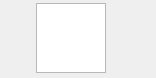
Old version of the form src/MEGASync/stalled_issues/gui/linux/StalledIssueActionTitle.ui in the repository meganz/MEGAsync.
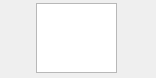
New version of the form. Custom widgets are drawn as their Qt base class.

Commit message: Minor fixes: 1) Child delegates sizes fixed 2) When checking "similar issues", check if these issues are exactly the same

```diff
--- a/src/MEGASync/stalled_issues/gui/linux/StalledIssueActionTitle.ui
+++ b/src/MEGASync/stalled_issues/gui/linux/StalledIssueActionTitle.ui
@@ -7,7 +7,7 @@
     <x>0</x>
     <y>0</y>
     <width>156</width>
-    <height>58</height>
+    <height>78</height>
    </rect>
   </property>
   <property name="sizePolicy">
@@ -173,7 +173,7 @@
            <property name="styleSheet">
             <string notr="true"/>
            </property>
-           <layout class="QHBoxLayout" name="horizontalLayout_3" stretch="1,0,1">
+           <layout class="QHBoxLayout" name="horizontalLayout_3" stretch="1,0">
             <property name="spacing">
              <number>8</number>
             </property>
@@ -254,33 +254,14 @@
               </layout>
              </widget>
             </item>
-            <item>
-             <spacer name="horizontalSpacer">
-              <property name="orientation">
-               <enum>Qt::Horizontal</enum>
-              </property>
-              <property name="sizeHint" stdset="0">
-               <size>
-                <width>5</width>
-                <height>20</height>
-               </size>
-              </property>
-             </spacer>
-            </item>
             <item>
              <widget class="QWidget" name="messageContainer" native="true">
               <property name="sizePolicy">
-               <sizepolicy hsizetype="Expanding" vsizetype="Preferred">
+               <sizepolicy hsizetype="Preferred" vsizetype="Preferred">
                 <horstretch>0</horstretch>
                 <verstretch>0</verstretch>
                </sizepolicy>
               </property>
-              <property name="minimumSize">
-               <size>
-                <width>0</width>
-                <height>0</height>
-               </size>
-              </property>
               <layout class="QHBoxLayout" name="messageLayout">
                <property name="spacing">
                 <number>0</number>
@@ -297,6 +278,20 @@
                <property name="bottomMargin">
                 <number>0</number>
                </property>
+               <item>
+                <widget class="QLabel" name="iconLabel">
+                 <property name="text">
+                  <string/>
+                 </property>
+                </widget>
+               </item>
+               <item>
+                <widget class="QLabel" name="messageLabel">
+                 <property name="text">
+                  <string/>
+                 </property>
+                </widget>
+               </item>
               </layout>
              </widget>
             </item>
```
The commit also changes 12 other files.
